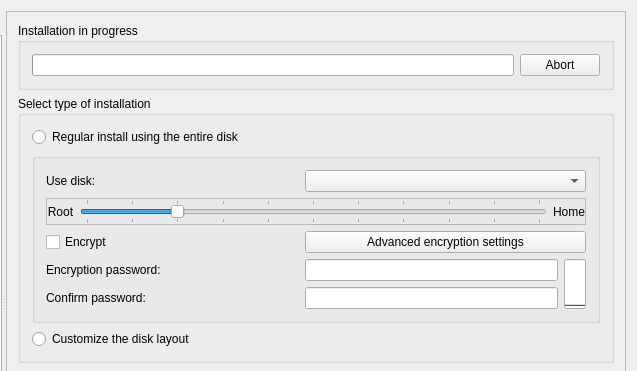
Qt form meinstall.ui (gazelle-installer/gazelle-installer) before a commit; both pictures show x 163 to 800 and y 0 to 371 of the 800 by 600 pixel window.
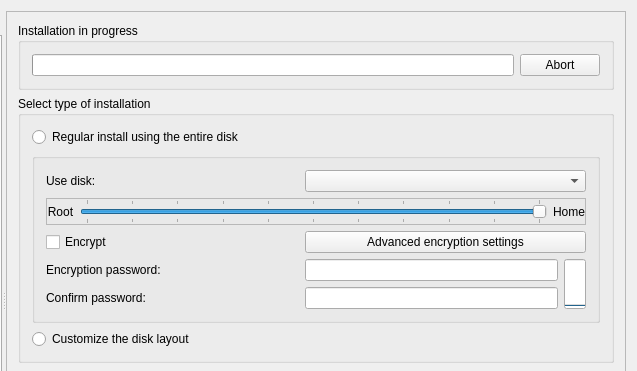
The same form after that commit. The open tabs and pages were chosen to show the change. Icons and pictures are not drawn. Custom widgets are drawn as their Qt base class.

Commit message: Start the slider at 100% unconditionally.  - Custom configuration file excepted. Prevent the slider being setting an home partition.

```diff
--- a/meinstall.ui
+++ b/meinstall.ui
@@ -532,7 +532,7 @@
                        <number>100</number>
                       </property>
                       <property name="sliderPosition">
-                       <number>20</number>
+                       <number>100</number>
                       </property>
                       <property name="orientation">
                        <enum>Qt::Horizontal</enum>
```
The commit also changes 2 other files.
